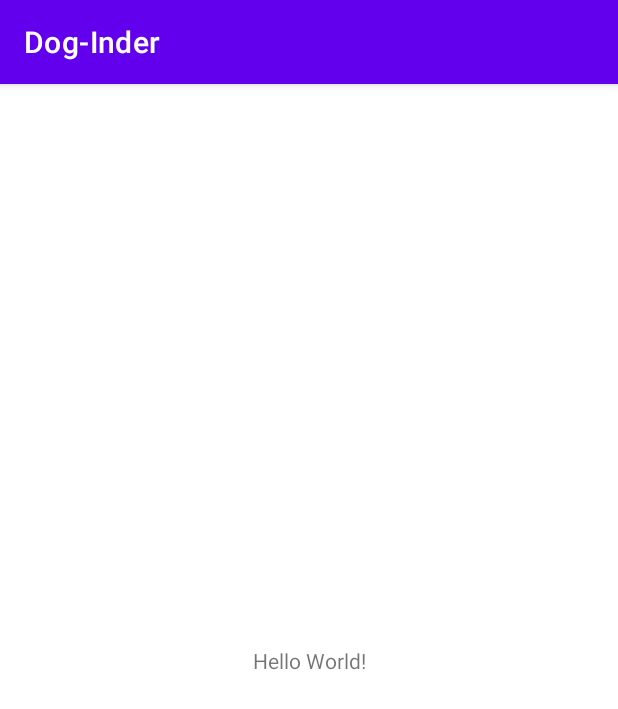
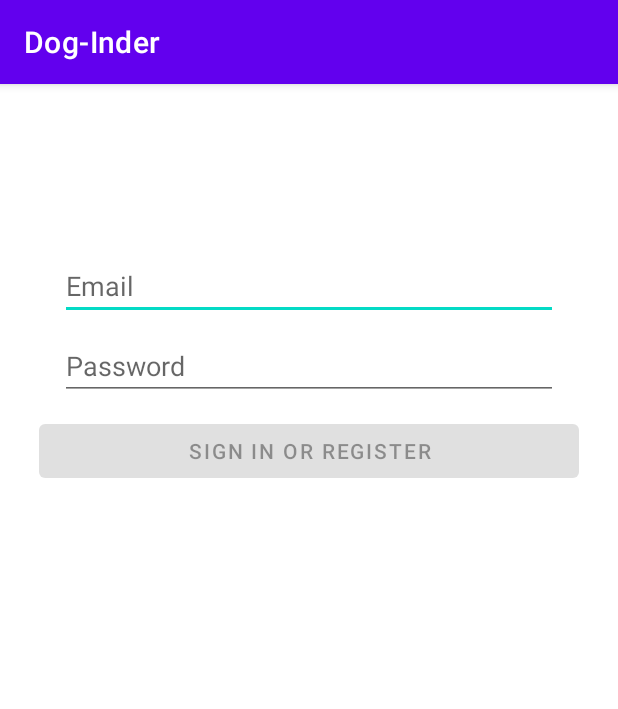
Before and after one commit to MTLantoine/DogInder, an Android app: the screen it shows after launch (MainActivity), on a phone screen of 412 x 824 dp. Shown: the top 709 px of the screen. Run offline under Robolectric (Android 15) with nearby library versions, the phone set to English and light mode, and no system bars; 1 statement that could not run was skipped.

Commit message:
link between fragment and activity

```diff
--- a/app/src/main/java/com/example/dog_inder/ui/activities/MainActivity.kt
+++ b/app/src/main/java/com/example/dog_inder/ui/activities/MainActivity.kt
@@ -1,5 +1,6 @@
 package com.example.dog_inder.ui.activities
 
+import android.content.Intent
 import androidx.appcompat.app.AppCompatActivity
 import android.os.Bundle
 import com.example.dog_inder.R
@@ -10,13 +11,5 @@ class MainActivity : AppCompatActivity() {
     override fun onCreate(savedInstanceState: Bundle?) {
         super.onCreate(savedInstanceState)
         setContentView(R.layout.activity_main)
-
-        val homeFragment = HomeFragment()
-
-        //if (savedInstanceState == null) {
-        //    supportFragmentManager.beginTransaction()
-        //        .replace(R.id.activity_main_container, homeFragment)
-        //        .commitAllowingStateLoss()
-        //}
     }
 }
--- a/app/src/main/java/com/example/dog_inder/ui/home/HomeFragment.kt
+++ b/app/src/main/java/com/example/dog_inder/ui/home/HomeFragment.kt
@@ -1,16 +1,19 @@
 package com.example.dog_inder.ui.home
 
+import android.Manifest
 import android.os.Bundle
 import android.util.Log
+import android.view.LayoutInflater
+import android.view.View
+import android.view.ViewGroup
+import android.widget.Button
+import android.widget.EditText
+import androidx.activity.result.contract.ActivityResultContracts
 import androidx.fragment.app.Fragment
-import android.view.View
-import android.widget.Button
+import androidx.lifecycle.Observer
 import com.example.dog_inder.R
-import androidx.activity.result.contract.ActivityResultContracts
-import android.Manifest
-import android.widget.EditText
-import androidx.lifecycle.Observer
 import org.koin.androidx.viewmodel.ext.android.viewModel
+
 
 class HomeFragment : Fragment() {
 
@@ -50,4 +53,12 @@ class HomeFragment : Fragment() {
             })
         }
     }
+
+    override fun onCreateView(
+        inflater: LayoutInflater,
+        container: ViewGroup?,
+        savedInstanceState: Bundle?
+    ): View? {
+        return inflater.inflate(R.layout.fragment_home, container, false)
+    }
 }
--- a/app/src/main/res/layout/activity_main.xml
+++ b/app/src/main/res/layout/activity_main.xml
@@ -6,13 +6,11 @@
     android:layout_height="match_parent"
     tools:context=".ui.activities.MainActivity">
 
-    <TextView
-        android:layout_width="wrap_content"
-        android:layout_height="wrap_content"
-        android:text="Hello World!"
-        app:layout_constraintBottom_toBottomOf="parent"
-        app:layout_constraintLeft_toLeftOf="parent"
-        app:layout_constraintRight_toRightOf="parent"
-        app:layout_constraintTop_toTopOf="parent" />
+    <fragment
+        android:id="@+id/main_home_fragment"
+        android:name="com.example.dog_inder.ui.home.HomeFragment"
+        android:layout_width="match_parent"
+        android:layout_height="match_parent"
+        tools:ignore="MissingConstraints" />
 
 </androidx.constraintlayout.widget.ConstraintLayout>
```
